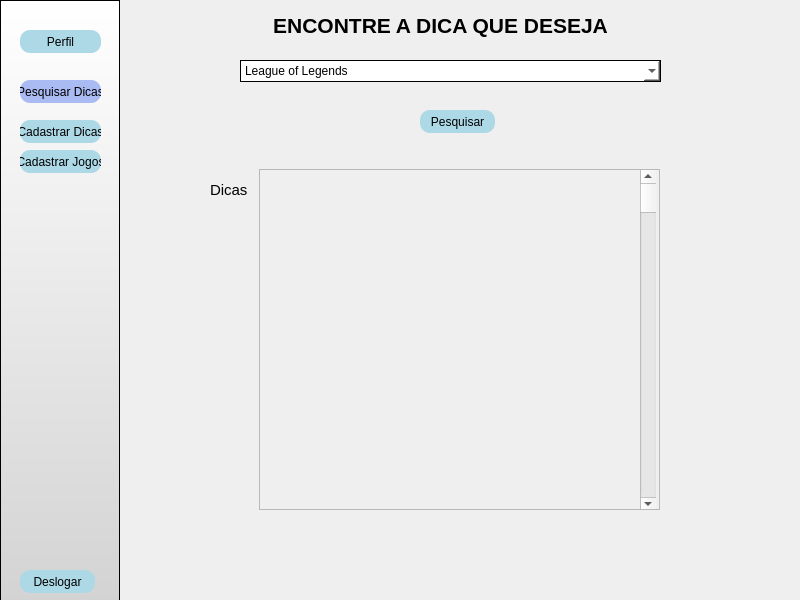
Qt form telas/pesquisa_dica.ui (JorgeLuis8/Trabalho-POO-II) before a commit.
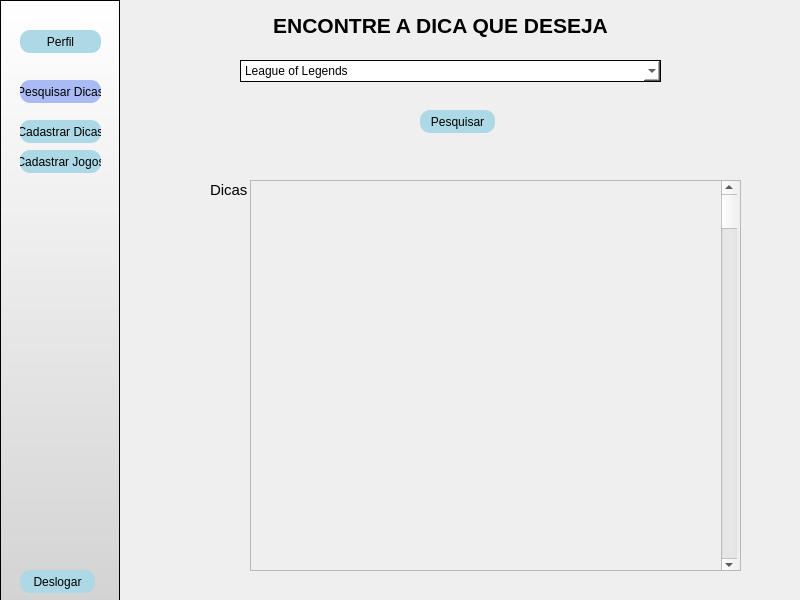
The same form after that commit.

Commit message: ta certo isso?

The edit to the form file:
```diff
--- a/telas/pesquisa_dica.ui
+++ b/telas/pesquisa_dica.ui
@@ -239,28 +239,6 @@
      <string>Dicas</string>
     </property>
    </widget>
-   <widget class="QPlainTextEdit" name="plainTextEdit">
-    <property name="geometry">
-     <rect>
-      <x>260</x>
-      <y>170</y>
-      <width>401</width>
-      <height>341</height>
-     </rect>
-    </property>
-    <property name="styleSheet">
-     <string notr="true">color: black;
-background-color: transparent;
-
-</string>
-    </property>
-    <property name="readOnly">
-     <bool>true</bool>
-    </property>
-    <property name="overwriteMode">
-     <bool>false</bool>
-    </property>
-   </widget>
    <widget class="QComboBox" name="comboBox">
     <property name="geometry">
      <rect>
@@ -404,10 +382,10 @@
    <widget class="QScrollArea" name="scrollArea">
     <property name="geometry">
      <rect>
-      <x>259</x>
-      <y>169</y>
-      <width>401</width>
-      <height>341</height>
+      <x>250</x>
+      <y>180</y>
+      <width>491</width>
+      <height>391</height>
      </rect>
     </property>
     <property name="widgetResizable">
@@ -418,23 +396,45 @@
       <rect>
        <x>0</x>
        <y>0</y>
-       <width>399</width>
-       <height>339</height>
+       <width>489</width>
+       <height>389</height>
       </rect>
      </property>
      <widget class="QScrollBar" name="verticalScrollBar">
       <property name="geometry">
        <rect>
-        <x>380</x>
+        <x>470</x>
         <y>0</y>
         <width>16</width>
-        <height>341</height>
+        <height>391</height>
        </rect>
       </property>
       <property name="orientation">
        <enum>Qt::Vertical</enum>
       </property>
      </widget>
+     <widget class="QPlainTextEdit" name="plainTextEdit">
+      <property name="geometry">
+       <rect>
+        <x>0</x>
+        <y>0</y>
+        <width>471</width>
+        <height>391</height>
+       </rect>
+      </property>
+      <property name="styleSheet">
+       <string notr="true">color: black;
+background-color: transparent;
+
+</string>
+      </property>
+      <property name="readOnly">
+       <bool>true</bool>
+      </property>
+      <property name="overwriteMode">
+       <bool>false</bool>
+      </property>
+     </widget>
     </widget>
    </widget>
   </widget>
```
The commit also changes 1 other file.
